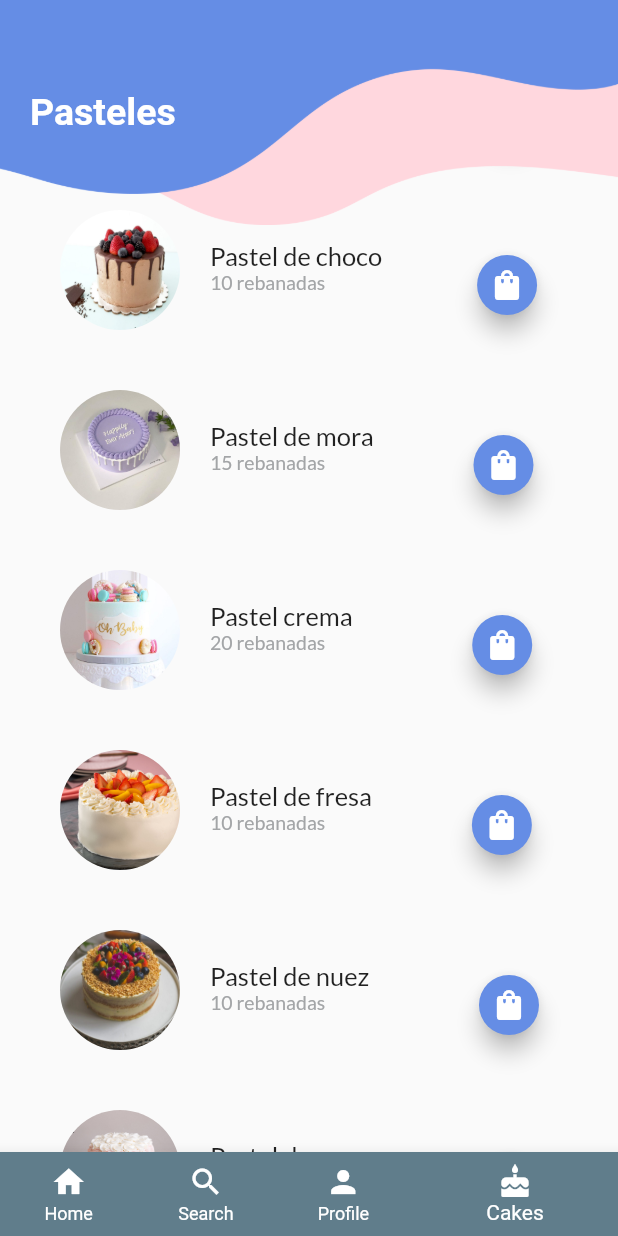
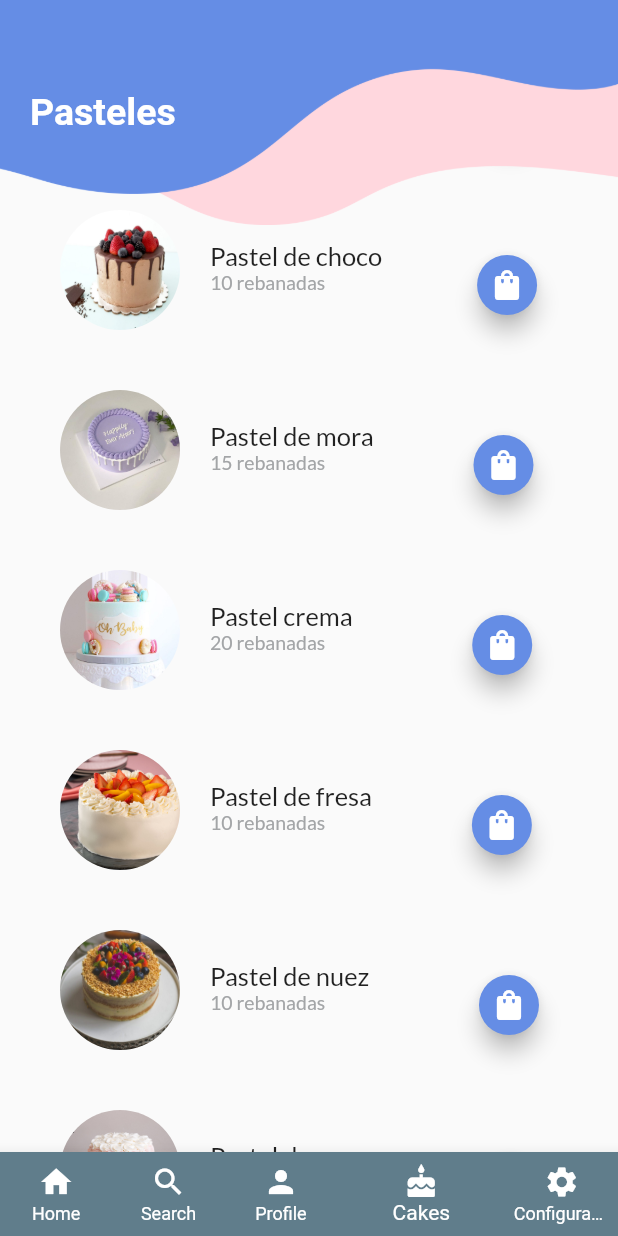
Before and after one commit to liz84pp/ProyectoFinal, a Flutter app: the screen it shows after launch, item 4 of the bottom bar chosen, on a phone screen of 412 x 824 dp. Run offline on Flutter 3.47's test engine with Material 2 defaults, Android fonts, the phone set to English and light mode, and no system bars.

Commit message:
se acabo el semestre

```diff
--- a/lib/uao_trips.dart
+++ b/lib/uao_trips.dart
@@ -1,4 +1,5 @@
 import 'package:flutter/material.dart';
+import 'package:flutter_demogit/profileedit.dart';
 import 'home_trips.dart';
 import 'search_trips.dart';
 import 'profile_trips.dart';
@@ -19,7 +20,8 @@ class _UaoTrips extends State<UaoTrips> {
     HomeTrips(),
     SearchTrips(),
     ProfileTrips(),
-    CakeTrips()
+    CakeTrips(),
+    ProfileEdit(),
   ];
 
   void onTapTapped(int index){
@@ -69,6 +71,10 @@ class _UaoTrips extends State<UaoTrips> {
                 icon: Icon(Icons.cake),
                 label: "Cakes",
               ),
+              BottomNavigationBarItem(
+                  icon: Icon(Icons.settings),
+                  label: "Configuración",
+              ),
             ]
         ),
       ),
```
Also changed, not shown: lib/profileedit.dart (added, +40 -0 lines).
